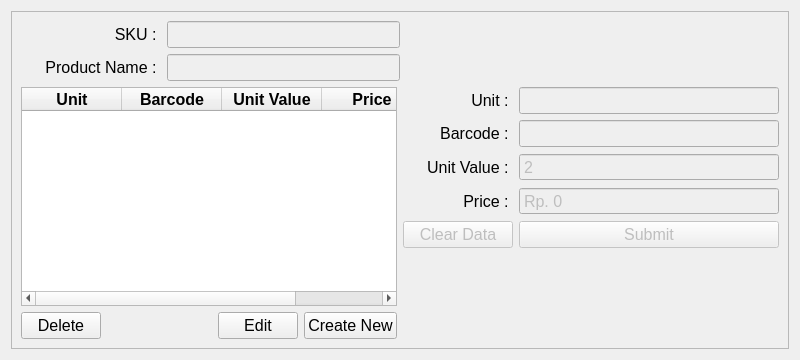
First picture: the form in ui/price_unit.ui, repository michael-halim/pos, before the edit.
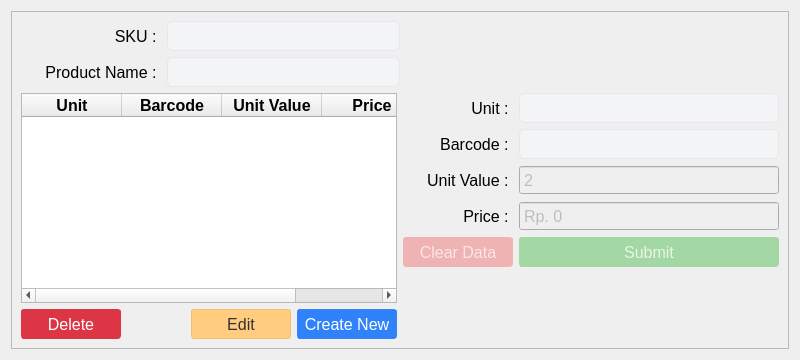
Second picture: the form after the edit.

Commit message: Patch#34: Added UI - Added UI for Table, Button, and Input - Fix some UI Behavior

The edit to the form file:
```diff
--- a/ui/price_unit.ui
+++ b/ui/price_unit.ui
@@ -13,6 +13,256 @@
   <property name="windowTitle">
    <string>Price Unit</string>
   </property>
+  <property name="styleSheet">
+   <string notr="true">QLineEdit{
+	border: 1px solid #d1d5db;      /* Light gray border */
+    border-radius: 6px;             /* Rounded corners */
+    outline: none;                  /* Remove default outline */
+    color: #333;                    /* Text color */
+    background-color: #fff;       /* Light gray background */
+    
+}
+
+QLineEdit:focus {
+    border: 1px solid #93c5fd;       /* Blue border on focus */
+    background-color: #ffffff;       /* White background when focused */
+}
+
+QLineEdit:disabled {
+    border: 1px solid #e5e7eb;      /* Lighter border when disabled */
+    background-color: #f3f4f6;      /* Light gray background when disabled */
+    color: #9ca3af;                 /* Lighter text color when disabled */
+}
+
+/* QComboBox Styling - Improved with clearer state indicators */
+QComboBox {
+    border: 1px solid #d1d5db;      /* Light gray border */
+    border-radius: 6px;             /* Rounded corners */
+    padding: 6px 12px 6px 10px;     /* Add some padding */
+    min-height: 20px;               /* Minimum height */
+    color: #333;                    /* Text color */
+    background-color: #fff;         /* White background */
+    selection-background-color: #93c5fd; /* Light blue selection */
+    font-size: 14px;                /* Consistent font size */
+    min-width: 6em;                 /* Minimum width */
+}
+
+QComboBox:hover:!disabled {
+    border-color: #93c5fd;          /* Light blue border on hover when enabled */
+    background-color: #f0f7ff;      /* Very light blue background on hover */
+}
+
+QComboBox:focus {
+    border: 2px solid #3b82f6;      /* Thicker, darker blue border on focus */
+    background-color: #ffffff;      /* Pure white background when focused */
+}
+
+QComboBox:disabled {
+    border: 1px solid #d9dce0;      /* Very light gray border when disabled */
+    background-color: #f3f4f6;      /* Light gray background when disabled */
+    color: #9ca3af;                 /* Lighter text color when disabled */
+}
+
+QComboBox::drop-down {
+    subcontrol-origin: padding;
+    subcontrol-position: center right;
+    width: 20px;
+    border: none;                   /* Remove border for cleaner look */
+    margin-right: 5px;              /* Add some margin */
+}
+
+/* If you don't have an icon, use this instead: */
+QComboBox::down-arrow {
+    width: 0;
+    height: 0;
+    border-left: 5px solid transparent;
+    border-right: 5px solid transparent;
+    border-top: 5px solid #666;     /* Arrow color */
+    margin-right: 5px;
+}
+
+QComboBox::down-arrow:disabled {
+    border-top: 5px solid #b0b0b0;  /* Lighter arrow color when disabled */
+}
+
+QComboBox:disabled {
+    color: #9ca3af;                 /* Lighter text when disabled */
+    background-color: #f3f4f6;      /* Light gray background */
+    border-color: #e5e7eb;          /* Lighter border */
+}
+
+/* Add a visual indicator for disabled state */
+QComboBox:disabled {
+    color: #9ca3af;
+    background-color: #f3f4f6;
+    border: 1px solid #e5e7eb;
+    padding-right: 25px;            /* Make room for the lock icon */
+}
+
+/* If you don't have a lock icon, use a pattern instead */
+QComboBox:disabled {
+    background-image: repeating-linear-gradient(
+        45deg,
+        transparent,
+        transparent 5px,
+        rgba(200, 200, 200, 0.1) 5px,
+        rgba(200, 200, 200, 0.1) 10px
+    );
+}
+
+QComboBox QAbstractItemView {
+    border: 1px solid #d1d5db;
+    border-radius: 0px 0px 6px 6px;
+    background-color: white;
+    selection-background-color: #3b82f6;  /* Darker blue for better contrast */
+    selection-color: white;               /* White text on selection */
+    outline: none;
+    padding: 5px;
+}
+
+QComboBox QAbstractItemView::item {
+    min-height: 25px;               /* Taller items for better clickability */
+    padding: 5px;                   /* Padding inside items */
+}
+
+QComboBox QAbstractItemView::item:hover {
+    background-color: #e5f0ff;      /* Light blue on hover */
+    color: #333;
+}
+
+/* QTextEdit Styling - Similar to QLineEdit */
+QTextEdit {
+    border: 1px solid #d1d5db;      /* Light gray border */
+    border-radius: 6px;             /* Rounded corners */
+    outline: none;                  /* Remove default outline */
+    color: #333;                    /* Text color */
+    background-color: #fff;         /* White background */
+    padding: 6px 10px;              /* Add some padding for better text display */
+    selection-background-color: #93c5fd; /* Light blue selection */
+}
+
+QTextEdit:focus {
+    border: 1px solid #93c5fd;      /* Blue border on focus */
+    background-color: #ffffff;      /* White background when focused */
+}
+
+QTextEdit:disabled {
+    border: 1px solid #e5e7eb;      /* Lighter border when disabled */
+    background-color: #f3f4f6;      /* Light gray background when disabled */
+    color: #9ca3af;                 /* Lighter text color when disabled */
+}
+
+
+/* QDateEdit Styling */
+QDateEdit {
+    border: 1px solid #d1d5db;
+    border-radius: 6px;
+    padding: 6px 10px;
+    min-height: 20px;
+    color: #333;
+    background-color: #fff;
+    font-size: 14px;
+}
+
+QDateEdit:hover:!disabled {
+    border-color: #93c5fd;
+    background-color: #f0f7ff;
+}
+
+QDateEdit:focus {
+    border: 2px solid #3b82f6;
+    background-color: #ffffff;
+}
+
+QDateEdit:disabled {
+    color: #9ca3af;
+    background-color: #f3f4f6;
+    border: 1px dashed #c0c0c0;
+}
+
+QDateEdit::drop-down {
+    subcontrol-origin: padding;
+    subcontrol-position: center right;
+    width: 20px;
+    border: none;
+    margin-right: 5px;
+}
+
+QDateEdit::down-arrow {
+    width: 0;
+    height: 0;
+    border-left: 5px solid transparent;
+    border-right: 5px solid transparent;
+    border-top: 5px solid #666;
+    margin-right: 5px;
+}
+
+QDateEdit::down-arrow:disabled {
+    border-top: 5px solid #b0b0b0;
+}
+
+/* Calendar popup styling */
+QCalendarWidget {
+    background-color: white;
+    border: 1px solid #d1d5db;
+}
+
+QCalendarWidget QToolButton {
+    color: #333;
+    background-color: transparent;
+    border: 1px solid transparent;
+    border-radius: 4px;
+    padding: 4px;
+}
+
+QCalendarWidget QToolButton:hover {
+    background-color: #f0f7ff;
+    border: 1px solid #93c5fd;
+}
+
+QCalendarWidget QMenu {
+    background-color: white;
+    border: 1px solid #d1d5db;
+    padding: 5px;
+}
+
+QCalendarWidget QSpinBox {
+    border: 1px solid #d1d5db;
+    border-radius: 4px;
+    padding: 3px;
+    background-color: white;
+}
+
+QCalendarWidget QAbstractItemView:enabled {
+    background-color: white;
+    color: #333;
+    selection-background-color: #3b82f6;
+    selection-color: white;
+}
+
+QCalendarWidget QAbstractItemView:disabled {
+    color: #9ca3af;
+}
+
+QCalendarWidget QWidget#qt_calendar_navigationbar {
+    background-color: #f1f5f9;
+    border-bottom: 1px solid #d1d5db;
+    padding: 4px;
+}
+
+QPushButton {
+    text-align: center;
+    white-space: nowrap;
+    vertical-align: middle;
+    border: 1px solid transparent;
+    line-height: 1.5;
+    border-radius: 3px;
+    margin: 0.25rem;
+	opacity: 0.55;
+
+}
+</string>
+  </property>
   <layout class="QGridLayout" name="gridLayout_2">
    <item row="0" column="0">
     <widget class="QFrame" name="frame">
@@ -34,7 +284,7 @@
               <property name="minimumSize">
                <size>
                 <width>140</width>
-                <height>0</height>
+                <height>30</height>
                </size>
               </property>
               <property name="font">
@@ -55,6 +305,12 @@
               <property name="enabled">
                <bool>false</bool>
               </property>
+              <property name="minimumSize">
+               <size>
+                <width>0</width>
+                <height>30</height>
+               </size>
+              </property>
               <property name="font">
                <font>
                 <pointsize>12</pointsize>
@@ -67,7 +323,7 @@
               <property name="minimumSize">
                <size>
                 <width>140</width>
-                <height>0</height>
+                <height>30</height>
                </size>
               </property>
               <property name="font">
@@ -88,6 +344,12 @@
               <property name="enabled">
                <bool>false</bool>
               </property>
+              <property name="minimumSize">
+               <size>
+                <width>0</width>
+                <height>30</height>
+               </size>
+              </property>
               <property name="font">
                <font>
                 <pointsize>12</pointsize>
@@ -184,11 +446,28 @@
              <layout class="QHBoxLayout" name="horizontalLayout_3">
               <item>
                <widget class="QPushButton" name="delete_price_unit_button">
+                <property name="minimumSize">
+                 <size>
+                  <width>100</width>
+                  <height>30</height>
+                 </size>
+                </property>
                 <property name="font">
                  <font>
                   <pointsize>12</pointsize>
                  </font>
                 </property>
+                <property name="styleSheet">
+                 <string notr="true">QPushButton {
+    color: #fff;
+    background-color: #dc3545;
+    border-color: #dc3545;
+}
+QPushButton:hover {
+    background-color: #bb2d3b;
+    border-color: #b02a37;
+}</string>
+                </property>
                 <property name="text">
                  <string>Delete</string>
                 </property>
@@ -209,11 +488,33 @@
               </item>
               <item>
                <widget class="QPushButton" name="edit_price_unit_button">
+                <property name="minimumSize">
+                 <size>
+                  <width>100</width>
+                  <height>30</height>
+                 </size>
+                </property>
                 <property name="font">
                  <font>
                   <pointsize>12</pointsize>
                  </font>
                 </property>
+                <property name="styleSheet">
+                 <string notr="true">QPushButton{
+    color: #333;
+    background-color: #ffcc80; /* Softer yellow/orange */
+    border-color: #f0c070;
+}
+QPushButton:hover {
+    background-color: #f0c070;
+    border-color: #e0b060;
+}
+QPushButton:disabled {
+    background-color: #ffe0b3;
+    border-color: #ffe0b3;
+    color: #8a7a5c;
+}</string>
+                </property>
                 <property name="text">
                  <string>Edit</string>
                 </property>
@@ -221,11 +522,34 @@
               </item>
               <item>
                <widget class="QPushButton" name="create_new_price_unit_button">
+                <property name="minimumSize">
+                 <size>
+                  <width>100</width>
+                  <height>30</height>
+                 </size>
+                </property>
                 <property name="font">
                  <font>
                   <pointsize>12</pointsize>
                  </font>
                 </property>
+                <property name="styleSheet">
+                 <string notr="true">QPushButton{
+    color: #fff;
+    background-color: rgba(13, 110, 253, 0.85); /* RGBA with alpha channel */
+    border-color: rgba(13, 110, 253, 0.7);
+}
+QPushButton:hover {
+    background-color: rgba(11, 94, 215, 0.9);
+    border-color: rgba(10, 88, 202, 0.9);
+    opacity: 0.95;
+}
+QPushButton:disabled {
+    background-color: #a8c1ff;
+    border-color: #a8c1ff;
+    color: #e6eeff;
+}</string>
+                </property>
                 <property name="text">
                  <string>Create New</string>
                 </property>
@@ -242,7 +566,7 @@
               <property name="minimumSize">
                <size>
                 <width>110</width>
-                <height>0</height>
+                <height>30</height>
                </size>
               </property>
               <property name="font">
@@ -263,6 +587,12 @@
               <property name="enabled">
                <bool>false</bool>
               </property>
+              <property name="minimumSize">
+               <size>
+                <width>0</width>
+                <height>30</height>
+               </size>
+              </property>
               <property name="font">
                <font>
                 <pointsize>12</pointsize>
@@ -278,7 +608,7 @@
               <property name="minimumSize">
                <size>
                 <width>110</width>
-                <height>0</height>
+                <height>30</height>
                </size>
               </property>
               <property name="font">
@@ -299,6 +629,12 @@
               <property name="enabled">
                <bool>false</bool>
               </property>
+              <property name="minimumSize">
+               <size>
+                <width>0</width>
+                <height>30</height>
+               </size>
+              </property>
               <property name="font">
                <font>
                 <pointsize>12</pointsize>
@@ -314,7 +650,7 @@
               <property name="minimumSize">
                <size>
                 <width>110</width>
-                <height>0</height>
+                <height>30</height>
                </size>
               </property>
               <property name="font">
@@ -335,7 +671,7 @@
               <property name="minimumSize">
                <size>
                 <width>110</width>
-                <height>0</height>
+                <height>30</height>
                </size>
               </property>
               <property name="font">
@@ -359,7 +695,7 @@
               <property name="minimumSize">
                <size>
                 <width>110</width>
-                <height>0</height>
+                <height>30</height>
                </size>
               </property>
               <property name="font">
@@ -367,6 +703,22 @@
                 <pointsize>12</pointsize>
                </font>
               </property>
+              <property name="styleSheet">
+               <string notr="true">QPushButton {
+    color: #fff;
+    background-color: #dc3545;
+    border-color: #dc3545;
+}
+QPushButton:hover {
+    background-color: #bb2d3b;
+    border-color: #b02a37;
+}
+QPushButton:disabled {
+    background-color: #f0b3b3;
+    border-color: #f0b3b3;
+    color: #fae6e6;
+}</string>
+              </property>
               <property name="text">
                <string>Clear Data</string>
               </property>
@@ -377,11 +729,34 @@
               <property name="enabled">
                <bool>false</bool>
               </property>
+              <property name="minimumSize">
+               <size>
+                <width>0</width>
+                <height>30</height>
+               </size>
+              </property>
               <property name="font">
                <font>
                 <pointsize>12</pointsize>
                </font>
               </property>
+              <property name="styleSheet">
+               <string notr="true">QPushButton {
+    color: #fff;
+    background-color: #5cb85c;
+    border-color: #4cae4c;
+}
+QPushButton:hover {
+    background-color: #4cae4c;
+    border-color: #419641;
+}
+QPushButton:disabled {
+    background-color: #a3d7a3;
+    border-color: #a3d7a3;
+    color: #e8f5e8;
+}
+</string>
+              </property>
               <property name="text">
                <string>Submit</string>
               </property>
@@ -392,6 +767,12 @@
               <property name="enabled">
                <bool>false</bool>
               </property>
+              <property name="minimumSize">
+               <size>
+                <width>0</width>
+                <height>30</height>
+               </size>
+              </property>
               <property name="font">
                <font>
                 <pointsize>12</pointsize>
@@ -416,6 +797,12 @@
               <property name="enabled">
                <bool>false</bool>
               </property>
+              <property name="minimumSize">
+               <size>
+                <width>0</width>
+                <height>30</height>
+               </size>
+              </property>
               <property name="font">
                <font>
                 <pointsize>12</pointsize>
```
The commit also changes 35 other files.
